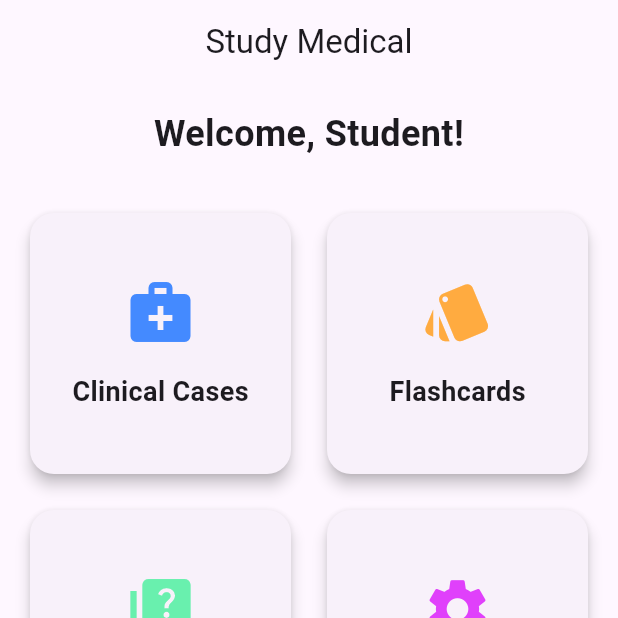
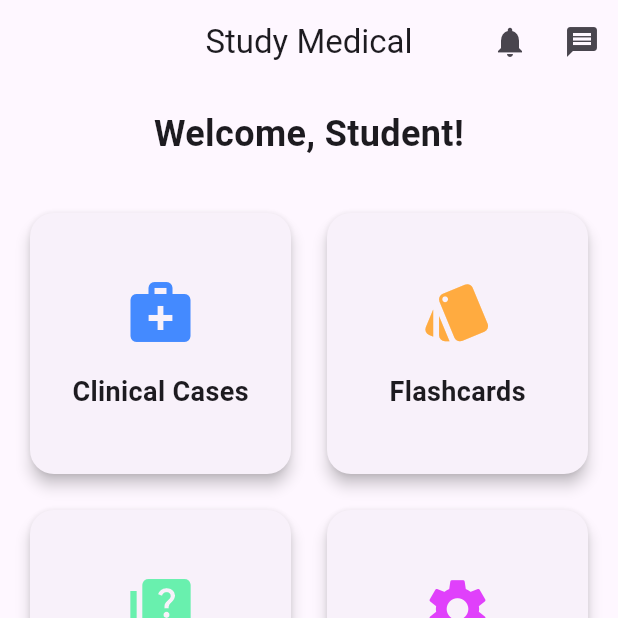
Before and after one commit to Hu-Tao128/study_medical, a Flutter app: the screen it shows once a user with an empty profile is signed in, on a phone screen of 412 x 824 dp, the top half of it. Run offline on Flutter 3.47's test engine with Material 3 defaults, Android fonts, the light colour scheme and no system bars; our stand-ins replace firebase_auth, firebase_core, go_router, google_sign_in; accounts and stored records are empty.

Commit message:
Feat: iconos en app bar de Home y Readme

```diff
--- a/lib/features/home/presentation/home_page.dart
+++ b/lib/features/home/presentation/home_page.dart
@@ -9,7 +9,26 @@ class HomePage extends StatelessWidget {
   Widget build(BuildContext context) {
     final l10n = AppLocalizations.of(context)!;
     return Scaffold(
-      appBar: AppBar(title: Text(l10n.appTitle), centerTitle: true),
+      appBar: AppBar(
+        title: Text(l10n.appTitle),
+        centerTitle: true,
+        actions: [
+          IconButton(
+            // Notifications icon
+            onPressed: () {
+              // Handle notification button press
+            },
+            icon: Icon(Icons.notifications),
+          ),
+          IconButton(
+            // Messages icon
+            onPressed: () {
+              // Handle messages button press
+            },
+            icon: Icon(Icons.message),
+          ),
+        ],
+      ),
       body: Padding(
         padding: const EdgeInsets.all(16.0),
         child: Column(
```
Also changed, not shown: 1 other file.
